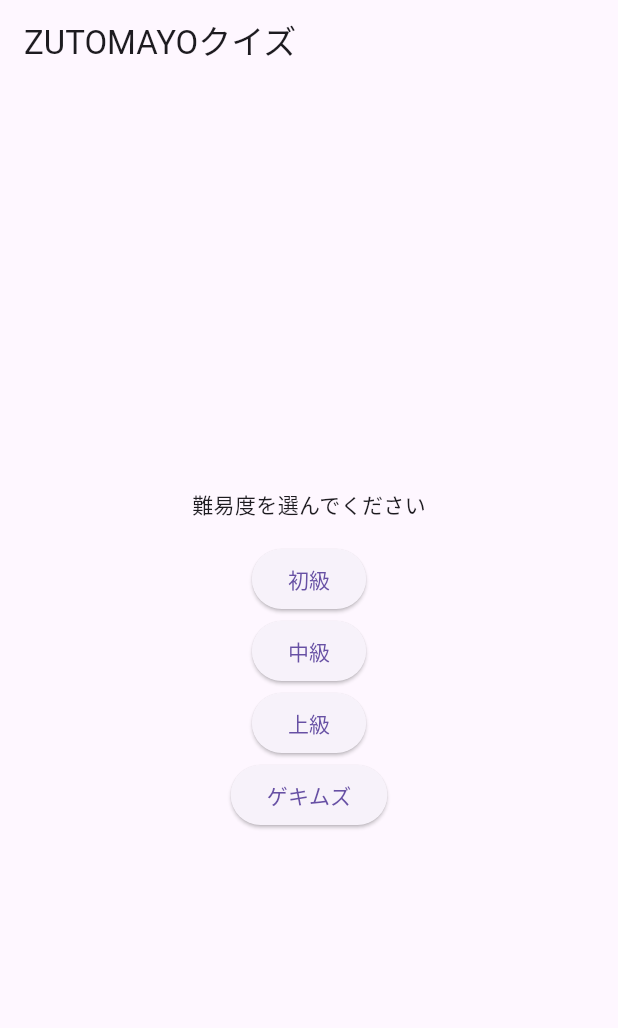
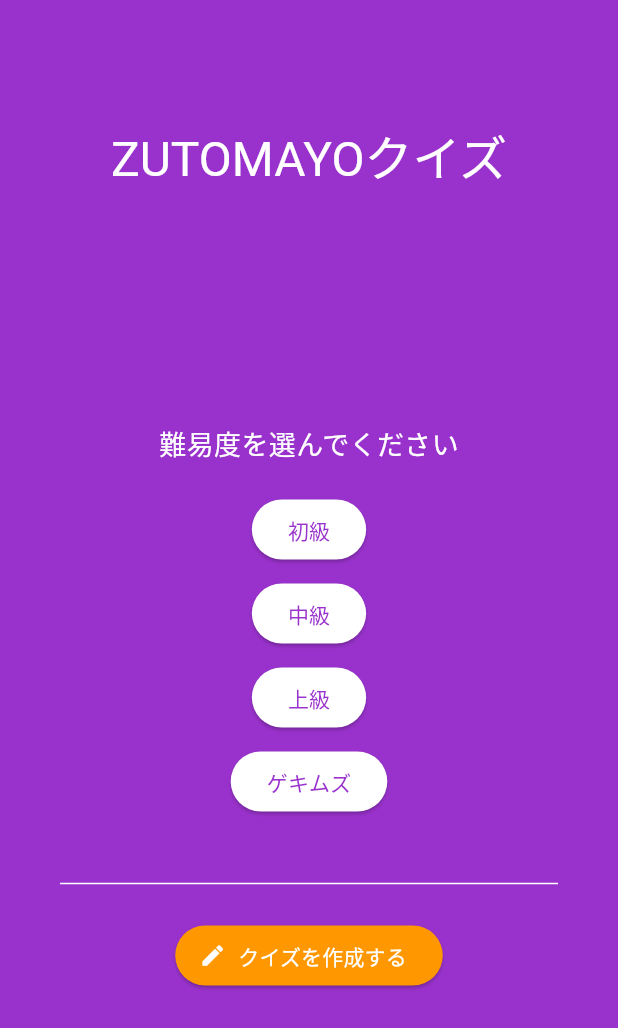
Before and after one commit to kota2929/flutternoyatu, a Flutter app: the screen it shows after launch, on a phone screen of 412 x 824 dp. Shown: the top 1028 px of the screen. Run offline on Flutter 3.47's test engine with Material 3 defaults, Android fonts, the phone set to English and light mode, and no system bars; our stand-ins replace sqflite; accounts and stored records are empty; Roboto replaces fonts that are missing (PixelMplus).

Commit message:
フォントの変更

```diff
--- a/flutter_application_1/lib/main.dart
+++ b/flutter_application_1/lib/main.dart
@@ -144,6 +144,7 @@ class ZutomayoQuizApp extends StatelessWidget {
   Widget build(BuildContext context) {
     return MaterialApp(
       title: 'ZUTOMAYOクイズ',
+
       theme: ThemeData(
         primarySwatch: Colors.deepPurple,
       ),
@@ -157,41 +158,89 @@ class HomeScreen extends StatelessWidget {
 
   @override
   Widget build(BuildContext context) {
+    const backgroundColor = Color(0xFF9932CC); // 背景色
+    const textColor = Colors.white; // 文字色
+
     return Scaffold(
-      appBar: AppBar(title: const Text('ZUTOMAYOクイズ')),
+      backgroundColor: backgroundColor,
+      appBar: AppBar(
+        backgroundColor: backgroundColor,
+        toolbarHeight: 120,
+        title: const Center(
+          child: Padding(
+            padding: EdgeInsets.only(top: 90),
+            child: Text(
+              'ZUTOMAYOクイズ',
+              style: TextStyle(
+                color: Colors.white,
+                fontFamily: 'PixelMplus',
+                fontSize: 32,
+
+              )
+            )
+            ))
+      ),
+
       body: Center(
         child: Column(
           mainAxisAlignment: MainAxisAlignment.center,
           children: [
-            const Text('難易度を選んでください'),
+            const Text(
+              '難易度を選んでください',
+              style: TextStyle(
+                fontSize: 18,
+                color: textColor,
+                fontFamily: 'PixelMplus',
+                ),
+            ),
             const SizedBox(height: 16),
-            ElevatedButton(
+            _buildButton('初級'),
+            _buildButton('中級'),
+            _buildButton('上級'),
+            _buildButton('ゲキムズ'),
+
+            const SizedBox(height: 32),
+            const Divider(thickness: 1, indent: 40, endIndent: 40, color: Colors.white),
+            const SizedBox(height: 16),
+
+            ElevatedButton.icon(
               onPressed: () {
-                // 初級クイズへ進む（仮）
+                // クイズ作成画面へ遷移（仮）
               },
-              child: const Text('初級'),
-            ),
-            ElevatedButton(
-              onPressed: () {
-                // 中級クイズへ進む（仮）
-              },
-              child: const Text('中級'),
-            ),
-            ElevatedButton(
-              onPressed: () {
-                // 上級クイズへ進む（仮）
-              },
-              child: const Text('上級'),
-            ),
-            ElevatedButton(
-              onPressed: () {
-                // ゲキムズクイズへ進む（仮）
-              },
-              child: const Text('ゲキムズ'),
+              icon: const Icon(Icons.create, color: textColor),
+              label: const Text('クイズを作成する',
+              style: TextStyle(
+                color: textColor,
+                fontFamily: 'PixelMplus',
+                )
+
+              ),
+              style: ElevatedButton.styleFrom(
+                backgroundColor: Colors.orange, // 作成ボタンの背景色
+              ),
             ),
           ],
         ),
       ),
     );
   }
+
+  /// 難易度ボタン共通ウィジェット
+  static Widget _buildButton(String label) {
+    return Padding(
+      padding: const EdgeInsets.symmetric(vertical: 4),
+      child: ElevatedButton(
+        onPressed: () {
+          // 各難易度の処理（仮）
+        },
+        style: ElevatedButton.styleFrom(
+          backgroundColor: Colors.white, // ボタン背景
+          foregroundColor: Color(0xFF9932CC), // テキスト色
+        ),
+        child: Text(
+          label,
+          ),
+      ),
+    );
+  }
 }
```
Also changed, not shown: flutter_application_1/pubspec.yaml (+8 -0 lines), flutter_application_1/fonts/PixelMplus10-Bold.ttf (added), flutter_application_1/fonts/PixelMplus10-Regular.ttf (added), flutter_application_1/fonts/PixelMplus12-Bold.ttf (added), flutter_application_1/fonts/PixelMplus12-Regular.ttf (added), 2 other files.
